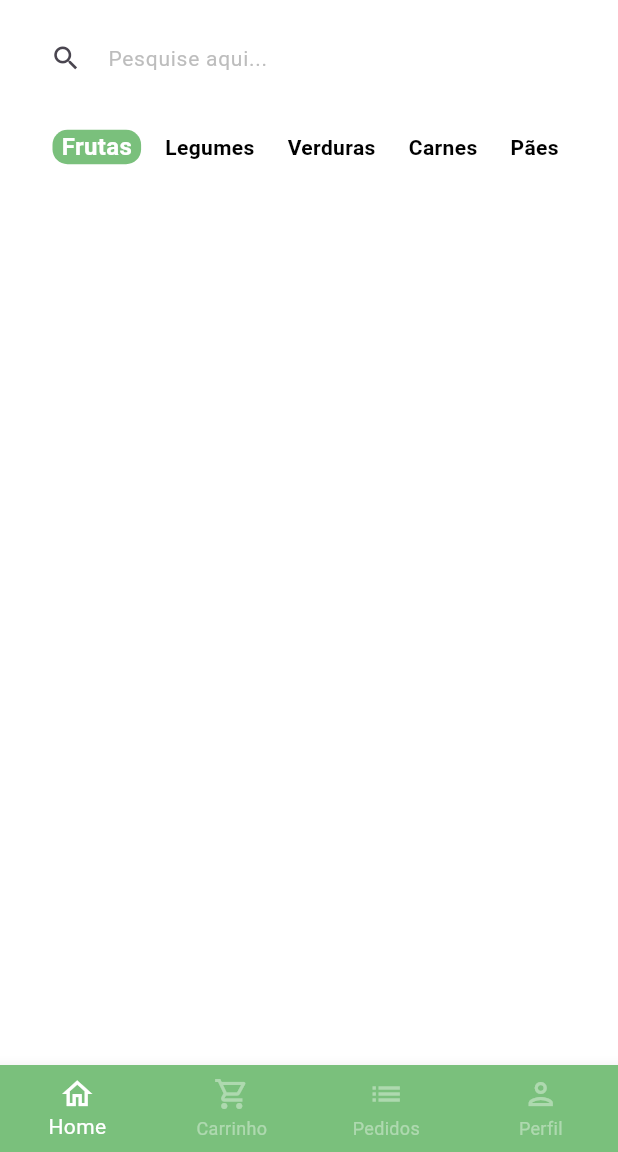
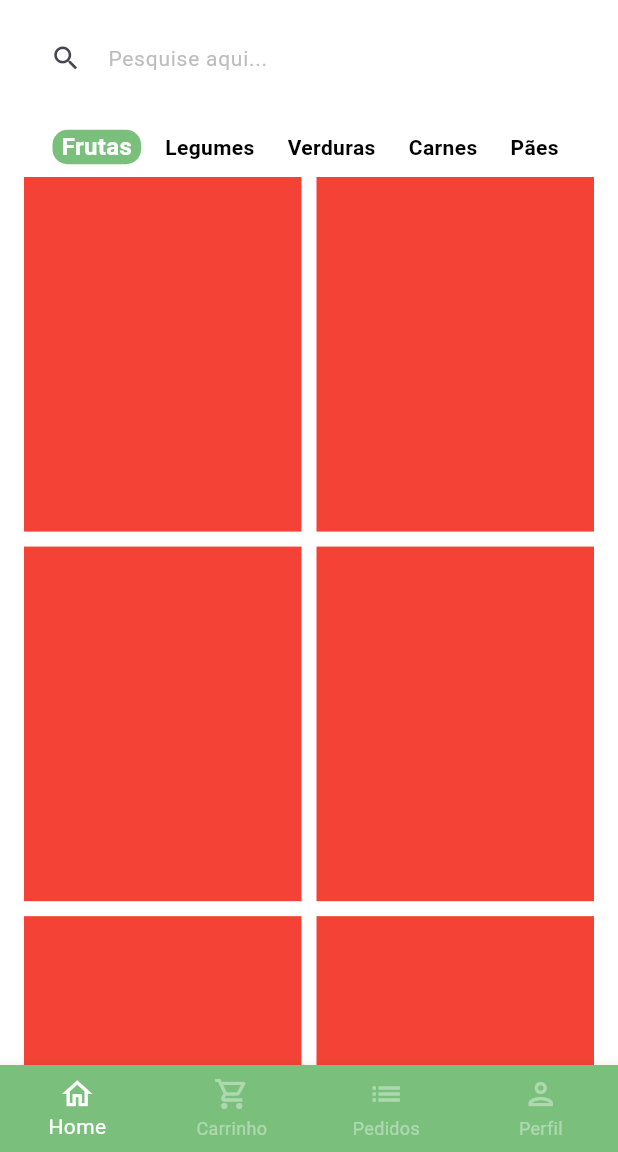
Before and after one commit to MaSamahaa/kitanda, a Flutter app: the BaseScreen screen opened directly, on a phone screen of 412 x 824 dp, the part 84-1236 px from its top. Run offline on Flutter 3.47's test engine with Material 3 defaults, Android fonts, the phone set to English and light mode, and no system bars; our stand-ins replace animated_text_kit, mask_text_input_formatter.

Commit message:
grid para apresentação

```diff
--- a/lib/main.dart
+++ b/lib/main.dart
@@ -1,5 +1,5 @@
 import 'package:flutter/material.dart';
-import 'package:kitanda/src/auth/sign_in_screen.dart';
+import 'package:kitanda/src/pages/auth/sign_in_screen.dart';
 
 void main() {
   runApp(const MyApp());
--- a/lib/src/auth/sign_in_screen.dart
+++ b/lib/src/pages/auth/sign_in_screen.dart
@@ -1,8 +1,8 @@
 import 'package:animated_text_kit/animated_text_kit.dart';
 import 'package:flutter/material.dart';
-import 'package:kitanda/src/auth/components/custom_text_field.dart';
-import 'package:kitanda/src/auth/sign_up_screen.dart';
-import 'package:kitanda/src/base/base_screen.dart';
+import 'package:kitanda/src/pages/auth/components/custom_text_field.dart';
+import 'package:kitanda/src/pages/auth/sign_up_screen.dart';
+import 'package:kitanda/src/pages/base/base_screen.dart';
 import 'package:kitanda/src/config/custom_colors.dart';
 
 class SignInScreen extends StatelessWidget {
--- a/lib/src/auth/sign_up_screen.dart
+++ b/lib/src/pages/auth/sign_up_screen.dart
@@ -1,6 +1,6 @@
 import 'package:animated_text_kit/animated_text_kit.dart';
 import 'package:flutter/material.dart';
-import 'package:kitanda/src/auth/components/custom_text_field.dart';
+import 'package:kitanda/src/pages/auth/components/custom_text_field.dart';
 import 'package:kitanda/src/config/custom_colors.dart';
 import 'package:mask_text_input_formatter/mask_text_input_formatter.dart';
 
--- a/lib/src/base/base_screen.dart
+++ b/lib/src/pages/base/base_screen.dart
@@ -1,6 +1,6 @@
 import 'package:flutter/material.dart';
 import 'package:kitanda/src/config/custom_colors.dart';
-import 'package:kitanda/src/home/home_tab.dart';
+import 'package:kitanda/src/pages/home/home_tab.dart';
 
 class BaseScreen extends StatefulWidget {
   const BaseScreen({super.key});
@@ -20,7 +20,7 @@ class _BaseScreenState extends State<BaseScreen> {
         physics: const NeverScrollableScrollPhysics(),
         controller: pageController,
         children: [
-          HomeTab(),
+          const HomeTab(),
           Container(
             color: Colors.amber,
           ),
--- a/lib/src/home/home_tab.dart
+++ b/lib/src/pages/home/home_tab.dart
@@ -1,6 +1,7 @@
 import 'package:flutter/material.dart';
+import 'package:kitanda/src/config/app_data.dart' as appData;
 import 'package:kitanda/src/config/custom_colors.dart';
-import 'package:kitanda/src/home/components/category_tile.dart';
+import 'package:kitanda/src/pages/home/components/category_tile.dart';
 
 class HomeTab extends StatefulWidget {
   const HomeTab({super.key});
@@ -10,14 +11,6 @@ class HomeTab extends StatefulWidget {
 }
 
 class _HomeTabState extends State<HomeTab> {
-  List<String> categories = [
-    'Frutas',
-    'Legumes',
-    'Verduras',
-    'Carnes',
-    'Pães',
-  ];
-
   String selectedCategory = 'Frutas';
 
   @override
@@ -26,7 +19,10 @@ class _HomeTabState extends State<HomeTab> {
       appBar: AppBar(
         actions: [
           Padding(
-            padding: const EdgeInsets.only(right: 20, top: 5),
+            padding: const EdgeInsets.only(
+              right: 20,
+              top: 5,
+            ),
             child: GestureDetector(
               onTap: () {},
               child: const Badge(
@@ -41,7 +37,8 @@ class _HomeTabState extends State<HomeTab> {
                 child: Icon(
                   Icons.shopping_cart,
                   color: Colors.white,
-                  )),
+                ),
+              ),
             ),
           )
         ],
@@ -92,7 +89,7 @@ class _HomeTabState extends State<HomeTab> {
             ),
           ),
           Container(
-            padding:const EdgeInsets.only(left: 35),
+            padding: const EdgeInsets.only(left: 35),
             height: 40,
             child: ListView.separated(
               scrollDirection: Axis.horizontal,
@@ -100,19 +97,37 @@ class _HomeTabState extends State<HomeTab> {
                 return CategoryTile(
                   onPressed: () {
                     setState(() {
-                       selectedCategory = categories[index];
+                      selectedCategory = appData.categories[index];
                     });
                   },
-                  category: categories[index],
-                  isSelected: categories[index] == selectedCategory,
+                  category: appData.categories[index],
+                  isSelected: appData.categories[index] == selectedCategory,
                 );
               },
               separatorBuilder: (_, index) => const SizedBox(
                 width: 10,
               ),
-              itemCount: categories.length,
+              itemCount: appData.categories.length,
             ),
-          )
+          ),
+          Expanded(
+            child: GridView.builder(
+              padding: const EdgeInsets.fromLTRB(16, 0, 16, 16),
+              physics: const BouncingScrollPhysics(),
+              gridDelegate: const SliverGridDelegateWithFixedCrossAxisCount(
+                crossAxisCount: 2,
+                mainAxisSpacing: 10,
+                crossAxisSpacing: 10,
+                childAspectRatio: 9 / 11.5,
+              ),
+              itemCount: appData.items.length,
+              itemBuilder: (_, index) {
+                return Container(
+                  color: Colors.red,
+                );
+              },
+            ),
+          ),
         ],
       ),
     );
--- a/pubspec.yaml
+++ b/pubspec.yaml
@@ -1,6 +1,6 @@
 name: kitanda
 description: A new Flutter project.
-publish_to: 'none'
+publish_to: "none"
 version: 1.0.0+1
 
 environment:
@@ -13,7 +13,6 @@ dependencies:
   animated_text_kit: ^4.2.2
   mask_text_input_formatter: ^2.9.0
 
-
 dev_dependencies:
   flutter_test:
     sdk: flutter
@@ -21,3 +20,6 @@ dev_dependencies:
 
 flutter:
   uses-material-design: true
+
+  assets:
+    - assets/fruits/
```
Also changed, not shown: lib/src/config/app_data.dart (added, +73 -0 lines), lib/src/models/item_model.dart (added, +15 -0 lines), assets/fruits/apple.png (added), assets/fruits/grape.png (added), assets/fruits/guava.png (added), assets/fruits/kiwi.png (added), assets/fruits/mango.png (added), assets/fruits/papaya.png (added), lib/src/pages/auth/components/custom_text_field.dart (renamed from lib/src/auth/components/custom_text_field.dart), lib/src/pages/home/components/category_tile.dart (renamed from lib/src/home/components/category_tile.dart). Lines whose indentation alone changed are shown as unchanged.
